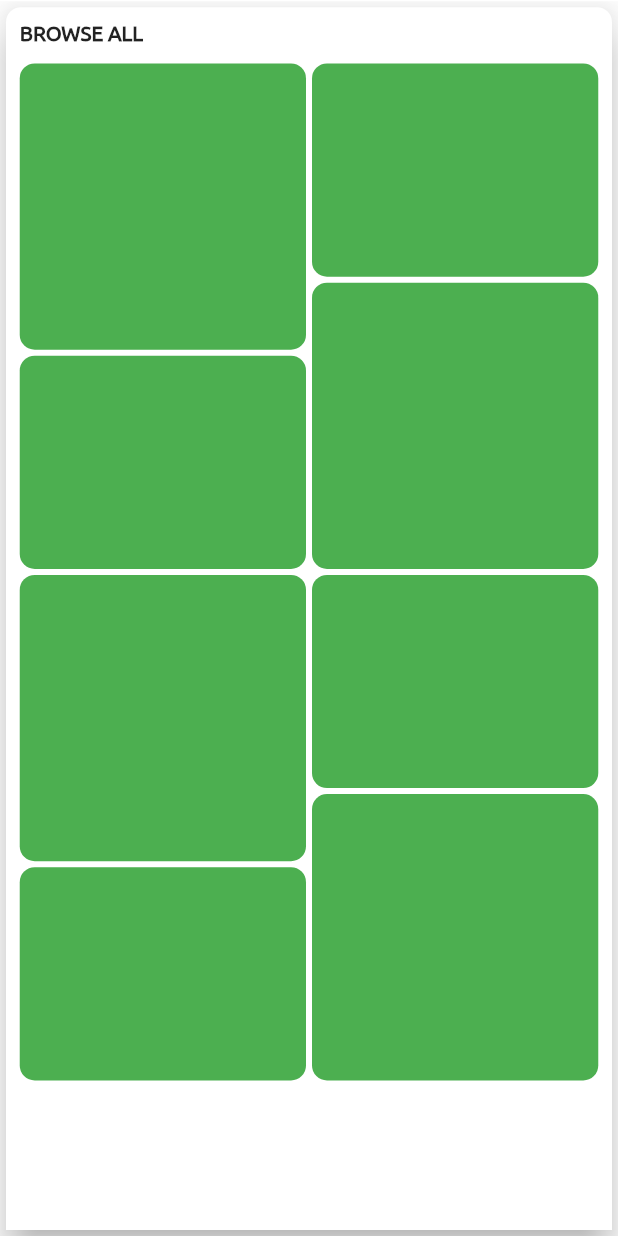
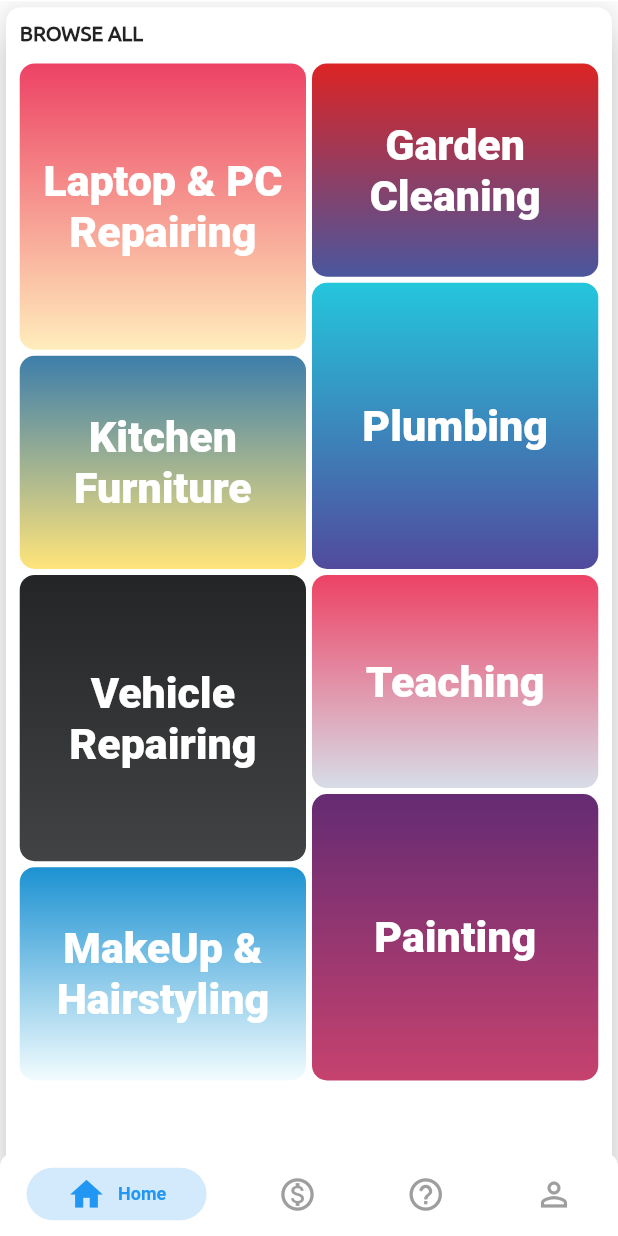
Before and after one commit to urban5ou1/localserviceapp, a Flutter app: the screen it shows after launch, scrolled down 370 dp, on a phone screen of 412 x 824 dp. Run offline on Flutter 3.47's test engine with Material 2 defaults, Android fonts, the phone set to English and light mode, and no system bars; drawn by our look-alikes of carousel_slider, persistent_bottom_nav_bar; our stand-ins replace flutter_screenutil, get; project files that could hold a hidden picture were left out.

Commit message:
Dashboard UI Completed

```diff
--- /dev/null
+++ b/lib/controller/DashboardController/DashboardController.dart
@@ -0,0 +1,55 @@
+import 'package:get/get.dart';
+import 'package:persistent_bottom_nav_bar/persistent-tab-view.dart';
+import 'package:flutter/material.dart';
+
+class DashboardController extends GetxController {
+  PersistentTabController controller;
+
+  List<Map<String, dynamic>> listOfServices = [
+    {
+      "title": "Laptop & PC Repairing",
+      "color": [0xffED4264, 0xffFFEDBC]
+    },
+    {
+      "title": "Garden Cleaning",
+      "color": [0xffDC2424, 0xff4A569D]
+    },
+    {
+      "title": "Plumbing",
+      "color": [0xff24C6DC, 0xff514A9D]
+    },
+    {
+      "title": "Kitchen Furniture",
+      "color": [0xff3D7EAA, 0xffFFE47A]
+    },
+    {
+      "title": "Vehicle Repairing",
+      "color": [0xff232526, 0xff414345]
+    },
+    {
+      "title": "Teaching",
+      "color": [0xffED4264, 0xffD7DDE8]
+    },
+    {
+      "title": "Painting",
+      "color": [0xff642B73, 0xffc6426e]
+    },
+    {
+      "title": "MakeUp & Hairstyling",
+      "color": [0xff1c92d2, 0xfff2fcfe]
+    },
+  ];
+
+  List<String> listOfBanner = [
+    "assets/images/banner_1.jfif",
+    "assets/images/banner_2.jpg",
+    "assets/images/banner_3.jpg",
+    "assets/images/banner_4.png",
+  ];
+
+  @override
+  void onInit() {
+    controller = PersistentTabController(initialIndex: 0);
+    super.onInit();
+  }
+}
--- a/lib/main.dart
+++ b/lib/main.dart
@@ -2,12 +2,15 @@ import 'package:flutter/material.dart';
 import 'package:flutter_screenutil/flutter_screenutil.dart';
 import 'package:get/get.dart';
 import 'package:localserviceapp/controller/Authentication/AuthenticationController.dart';
+import 'package:localserviceapp/controller/DashboardController/DashboardController.dart';
 import 'package:localserviceapp/view/Dashboard/Dashboard.dart';
+import 'package:localserviceapp/view/NavigatorScreen/NavigatorScreen.dart';
 import 'package:localserviceapp/view/Splash/Splash.dart';
 
 void main() {
   WidgetsFlutterBinding.ensureInitialized();
   Get.put(AuthenticationController());
+  Get.put(DashboardController());
   runApp(
     GetMaterialApp(
       theme: ThemeData(fontFamily: "Comfortaa"),
@@ -23,7 +26,7 @@ class MyApp extends StatelessWidget {
       designSize: Size(360, 690),
       builder: () => MaterialApp(
         title: 'Local Service App',
-        home: DashBoard(),
+        home: NavigatorScreen(),
       ),
     );
   }
--- a/lib/view/Dashboard/Dashboard.dart
+++ b/lib/view/Dashboard/Dashboard.dart
@@ -2,10 +2,13 @@ import 'package:carousel_slider/carousel_slider.dart';
 import 'package:flutter/material.dart';
 import 'package:flutter_screenutil/flutter_screenutil.dart';
 import 'package:flutter_staggered_grid_view/flutter_staggered_grid_view.dart';
+import 'package:get/get.dart';
+import 'package:localserviceapp/controller/DashboardController/DashboardController.dart';
 
 class DashBoard extends StatelessWidget {
   @override
   Widget build(BuildContext context) {
+    final _dashBoardController = Get.find<DashboardController>();
     return SafeArea(
       child: Scaffold(
         body: NestedScrollView(
@@ -57,7 +60,7 @@ class DashBoard extends StatelessWidget {
                             child: CarouselSlider(
                               options: CarouselOptions(
                                   height: 180.h, enlargeCenterPage: true),
-                              items: [1, 2, 3, 4, 5].map((i) {
+                              items: _dashBoardController.listOfBanner.map((i) {
                                 return Builder(
                                   builder: (BuildContext context) {
                                     return Container(
@@ -66,6 +69,7 @@ class DashBoard extends StatelessWidget {
                                           color: Colors.lightBlueAccent,
                                           borderRadius:
                                               BorderRadius.circular(10)),
+                                      child: Image.asset(i, fit: BoxFit.cover),
                                     );
                                   },
                                 );
@@ -105,12 +109,35 @@ class DashBoard extends StatelessWidget {
                   Expanded(
                     child: new StaggeredGridView.countBuilder(
                       crossAxisCount: 4,
-                      itemCount: 8,
+                      itemCount: _dashBoardController.listOfServices.length,
                       itemBuilder: (BuildContext context, int index) =>
                           new Container(
                         decoration: BoxDecoration(
-                            color: Colors.green,
+                            gradient: LinearGradient(
+                                begin: Alignment.topCenter,
+                                end: Alignment.bottomCenter,
+                                colors: [
+                                  Color(_dashBoardController
+                                      .listOfServices[index]["color"][0]),
+                                  Color(_dashBoardController
+                                      .listOfServices[index]["color"][1])
+                                ]),
                             borderRadius: BorderRadius.circular(10)),
+                        child: Center(
+                          child: Padding(
+                            padding:
+                                const EdgeInsets.symmetric(horizontal: 8.0),
+                            child: Text(
+                              _dashBoardController.listOfServices[index]
+                                  ["title"],
+                              style: TextStyle(
+                                  fontWeight: FontWeight.w800,
+                                  fontSize: 25.sp,
+                                  color: Colors.white),
+                              textAlign: TextAlign.center,
+                            ),
+                          ),
+                        ),
                       ),
                       staggeredTileBuilder: (int index) =>
                           new StaggeredTile.count(2, index.isEven ? 2 : 1.5),
--- /dev/null
+++ b/lib/view/HelpCenter/HelpCenter.dart
@@ -0,0 +1,12 @@
+import 'package:flutter/material.dart';
+
+class HelpCenter extends StatelessWidget {
+  @override
+  Widget build(BuildContext context) {
+    return Scaffold(
+      body: Container(
+        child: Center(child: Text("Help Center")),
+      ),
+    );
+  }
+}
--- /dev/null
+++ b/lib/view/MyBookings/MyBookings.dart
@@ -0,0 +1,12 @@
+import 'package:flutter/material.dart';
+
+class MyBookings extends StatelessWidget {
+  @override
+  Widget build(BuildContext context) {
+    return Scaffold(
+      body: Container(
+        child: Center(child: Text("Bookings")),
+      ),
+    );
+  }
+}
--- /dev/null
+++ b/lib/view/NavigatorScreen/NavigatorScreen.dart
@@ -0,0 +1,86 @@
+import 'package:flutter/material.dart';
+import 'package:get/get.dart';
+import 'package:localserviceapp/controller/DashboardController/DashboardController.dart';
+import 'package:localserviceapp/view/Dashboard/Dashboard.dart';
+import 'package:localserviceapp/view/HelpCenter/HelpCenter.dart';
+import 'package:localserviceapp/view/MyBookings/MyBookings.dart';
+import 'package:localserviceapp/view/Profile/Profile.dart';
+import 'package:persistent_bottom_nav_bar/persistent-tab-view.dart';
+
+class NavigatorScreen extends StatelessWidget {
+  List<Widget> _buildScreens() {
+    return [
+      DashBoard(),
+      MyBookings(),
+      HelpCenter(),
+      Profile(),
+    ];
+  }
+
+  List<PersistentBottomNavBarItem> _navBarsItems() {
+    return [
+      PersistentBottomNavBarItem(
+        icon: Icon(Icons.home),
+        title: ("Home"),
+        activeColorPrimary: Colors.blue,
+        inactiveColorPrimary: Colors.grey,
+      ),
+      PersistentBottomNavBarItem(
+        icon: Icon(Icons.monetization_on_outlined),
+        title: ("Bookings"),
+        activeColorPrimary: Colors.blue,
+        inactiveColorPrimary: Colors.grey,
+      ),
+      PersistentBottomNavBarItem(
+        icon: Icon(Icons.help_outline_rounded),
+        title: ("Help"),
+        activeColorPrimary: Colors.blue,
+        inactiveColorPrimary: Colors.grey,
+      ),
+      PersistentBottomNavBarItem(
+        icon: Icon(Icons.person_outline_outlined),
+        title: ("Profile"),
+        activeColorPrimary: Colors.blue,
+        inactiveColorPrimary: Colors.grey,
+      ),
+    ];
+  }
+
+  @override
+  Widget build(BuildContext context) {
+    final _dashBoardController = Get.find<DashboardController>();
+    return PersistentTabView(
+      context,
+      controller: _dashBoardController.controller,
+      screens: _buildScreens(),
+      items: _navBarsItems(),
+      confineInSafeArea: true,
+      backgroundColor: Colors.white, // Default is Colors.white.
+      handleAndroidBackButtonPress: true, // Default is true.
+      resizeToAvoidBottomInset:
+          true, // This needs to be true if you want to move up the screen when keyboard appears. Default is true.
+      stateManagement: true, // Default is true.
+      hideNavigationBarWhenKeyboardShows:
+          true, // Recommended to set 'resizeToAvoidBottomInset' as true while using this argument. Default is true.
+      decoration: NavBarDecoration(
+        borderRadius: BorderRadius.circular(10.0),
+        colorBehindNavBar: Colors.white,
+      ),
+      popAllScreensOnTapOfSelectedTab: true,
+      popActionScreens: PopActionScreensType.all,
+      itemAnimationProperties: ItemAnimationProperties(
+        // Navigation Bar's items animation properties.
+        duration: Duration(milliseconds: 200),
+        curve: Curves.ease,
+      ),
+      screenTransitionAnimation: ScreenTransitionAnimation(
+        // Screen transition animation on change of selected tab.
+        animateTabTransition: true,
+        curve: Curves.ease,
+        duration: Duration(milliseconds: 200),
+      ),
+      navBarStyle:
+          NavBarStyle.style1, // Choose the nav bar style with this property.
+    );
+  }
+}
--- /dev/null
+++ b/lib/view/Profile/Profile.dart
@@ -0,0 +1,12 @@
+import 'package:flutter/material.dart';
+
+class Profile extends StatelessWidget {
+  @override
+  Widget build(BuildContext context) {
+    return Scaffold(
+      body: Container(
+        child: Center(child: Text("Profile")),
+      ),
+    );
+  }
+}
--- a/pubspec.yaml
+++ b/pubspec.yaml
@@ -16,6 +16,7 @@ dependencies:
   flutter_screenutil: ^5.0.0
   flutter_staggered_grid_view: ^0.4.0
   get: ^4.1.4
+  persistent_bottom_nav_bar: any
 
 dev_dependencies:
   flutter_test:
@@ -26,6 +27,7 @@ flutter:
 
   assets:
     - assets/fonts/
+    - assets/images/
 
   fonts:
     - family: Comfortaa
```
Also changed, not shown: assets/images/banner_2.jpg (added), assets/images/banner_3.jpg (added), assets/images/banner_4.png (added), pubspec.lock, 1 other file.
